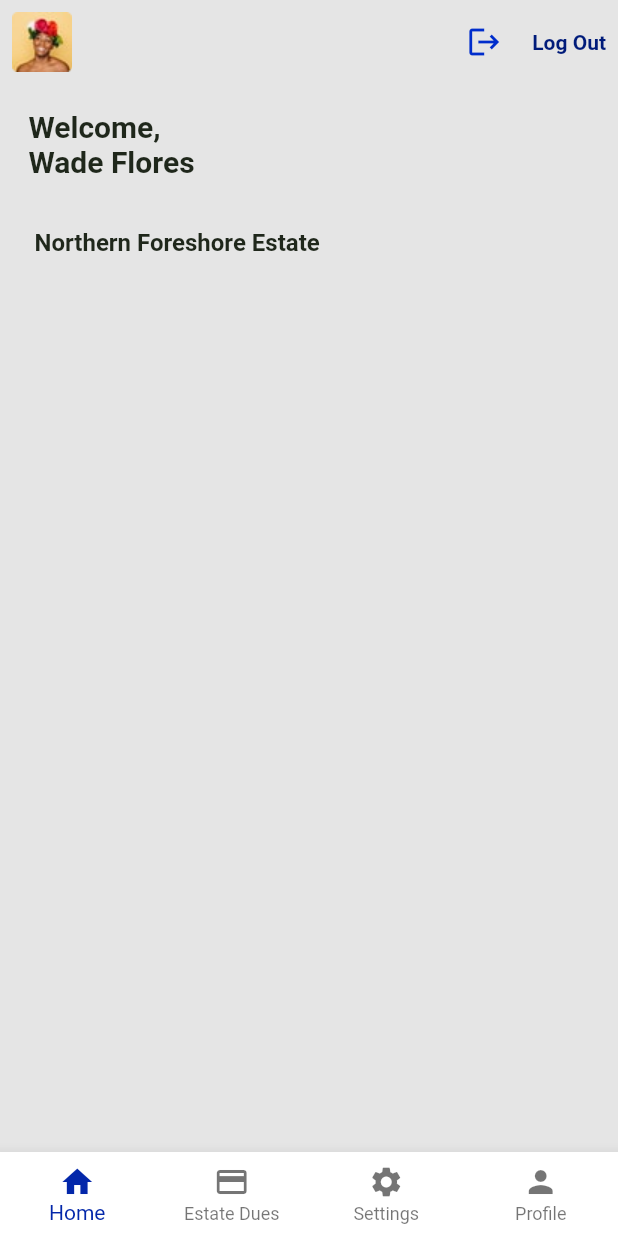
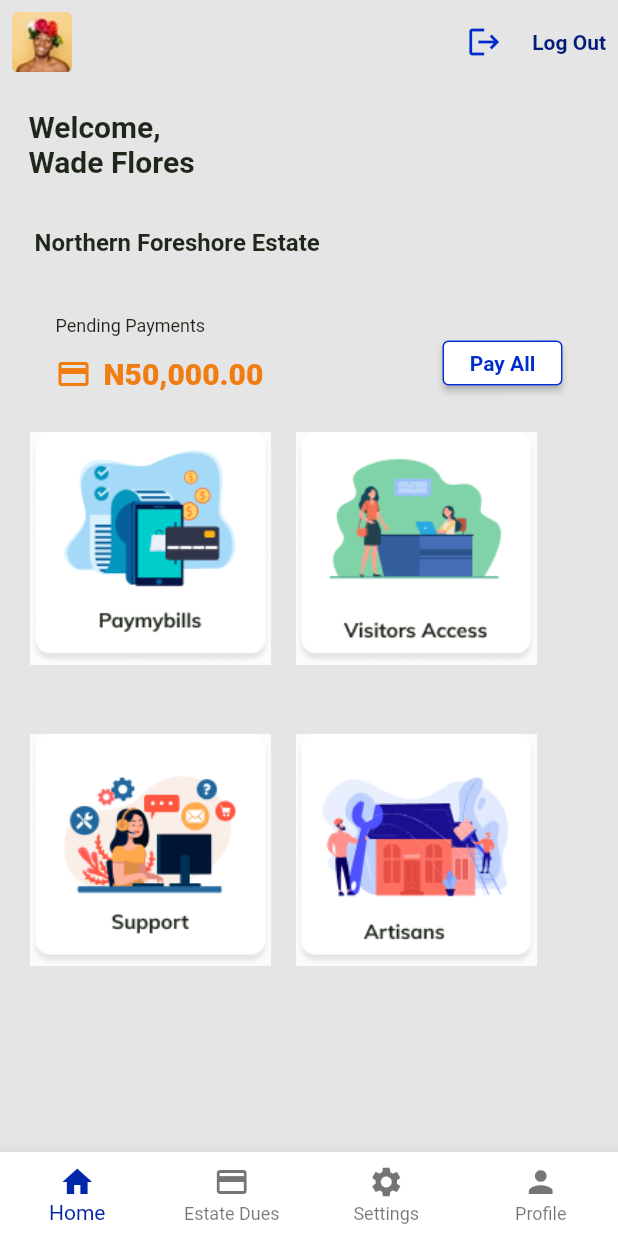
Before and after one commit to Jonexy01/cm30_test2, a Flutter app: the DashBoard screen opened by its route, on a phone screen of 412 x 824 dp. Run offline on Flutter 3.47's test engine with Material 2 defaults, Android fonts, the light colour scheme and no system bars.

Commit message:
fourth commit

```diff
--- a/lib/pages/dashboard.dart
+++ b/lib/pages/dashboard.dart
@@ -30,7 +30,8 @@ class DashBoard extends StatelessWidget {
           ),
         ],
       ),
-      body: Stack(
+      body: SingleChildScrollView(
+        child: Stack(
           children: [
             Container(
               margin: EdgeInsets.fromLTRB(19, 17, 0, 0),
@@ -59,8 +60,113 @@ class DashBoard extends StatelessWidget {
                   color: Color(0xff1F271B),
                 ),
               ),
+            ),
+            Container(
+              margin: EdgeInsets.fromLTRB(21, 150, 21, 0),
+              child: ListTile(
+                  title: Text(
+                    'Pending Payments',
+                    style: TextStyle(
+                      fontSize: 12,
+                      fontWeight: FontWeight.w400,
+                      color: Color(0xff1F271B),
+                    ),
+                  ),
+                  subtitle: ConstrainedBox(
+                    constraints: BoxConstraints(
+                      maxHeight: 50,
+                    ),
+                    child: TextButton.icon(
+                      style: ButtonStyle(
+                        padding: MaterialStateProperty.all(EdgeInsets.only(left: 0)),
+                      ),
+                      onPressed: () {},
+                      icon: Icon(Icons.payment, color: Color(0xffF07D12),),
+                      label: Expanded(
+                        child: Container(
+                          alignment: Alignment.centerLeft,
+                          child: Text(
+                                'N50,000.00',
+                                style: TextStyle(
+                                  fontSize: 20,
+                                  fontWeight: FontWeight.w800,
+                                  color: Color(0xffF07D12),
+                                ),
+                              ),
+                        ),
                       )
+
+
+                    ),
+                  ),
+                  trailing: Container(
+                    height: 30,
+                    width: 80,
+                    child: ElevatedButton(
+                      onPressed: () {},
+                      child: Text(
+                        'Pay All',
+                        style: TextStyle(
+                          fontWeight: FontWeight.w600,
+                          fontSize: 14,
+                          color: Color(0xff002DCC),
+                        ),
+                      ),
+                      style: ButtonStyle(
+                        backgroundColor: MaterialStateProperty.all(Color(0xffFFFFFF)),
+                        side: MaterialStateProperty.all(
+                          BorderSide(
+                            style: BorderStyle.solid,
+                            color: Color(0xff002DCC),
+                          )
+                        )
+                      ),
+                    ),
+                  ),
+                ),
+            ),
+            Container(
+              margin: EdgeInsets.fromLTRB(20, 232, 0, 0),
+              child: ConstrainedBox(
+                constraints: BoxConstraints(
+                  maxHeight: 155,
+                  maxWidth: 161,
+                ),
+                child: Image.asset('assets/images/paymybills.png')
+              )
+            ),
+            Container(
+              margin: EdgeInsets.fromLTRB(197, 232, 0, 0),
+              child: ConstrainedBox(
+                constraints: BoxConstraints(
+                  maxHeight: 155,
+                  maxWidth: 161,
+                ),
+                child: Image.asset('assets/images/visitors.png')
+              )
+            ),
+            Container(
+              margin: EdgeInsets.fromLTRB(20, 433, 0, 0),
+              child: ConstrainedBox(
+                constraints: BoxConstraints(
+                  maxHeight: 155,
+                  maxWidth: 161,
+                ),
+                child: Image.asset('assets/images/support.png')
+              )
+            ),
+            Container(
+              margin: EdgeInsets.fromLTRB(197, 433, 0, 0),
+              child: ConstrainedBox(
+                constraints: BoxConstraints(
+                  maxHeight: 155,
+                  maxWidth: 161,
+                ),
+                child: Image.asset('assets/images/artisans.png')
+              )
+            ),
           ],
+        ),
       ),
 
 
--- a/lib/pages/home.dart
+++ b/lib/pages/home.dart
@@ -8,7 +8,8 @@ class MyHomePage extends StatelessWidget {
     Size size = MediaQuery.of(context).size;
     return Scaffold(
       backgroundColor: Color(0xffE5E5E5),
-      body: Stack(
+      body: SingleChildScrollView(
+        child: Stack(
           children: [
             Container(
               margin: EdgeInsets.fromLTRB(66, 193, 0, 0),
@@ -111,6 +112,7 @@ class MyHomePage extends StatelessWidget {
               ),
             )
           ],
+        ),
       )
     );
   }
--- a/lib/pages/login.dart
+++ b/lib/pages/login.dart
@@ -8,7 +8,8 @@ class LoginPage extends StatelessWidget {
     Size size = MediaQuery.of(context).size;
     return Scaffold(
       backgroundColor: Color(0xffE5E5E5),
-      body: Stack(
+      body: SingleChildScrollView(
+        child: Stack(
           children: [
             Container(
               margin: EdgeInsets.fromLTRB(66, 193, 0, 0),
@@ -167,6 +168,7 @@ class LoginPage extends StatelessWidget {
             )
           ],
         ),
+      ),
     );
   }
 }
```
Lines whose indentation alone changed are shown as unchanged.
